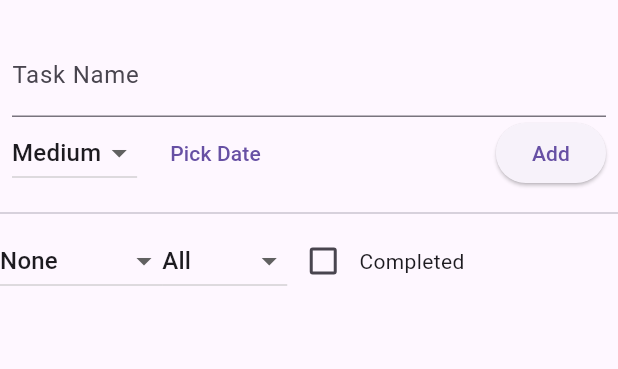
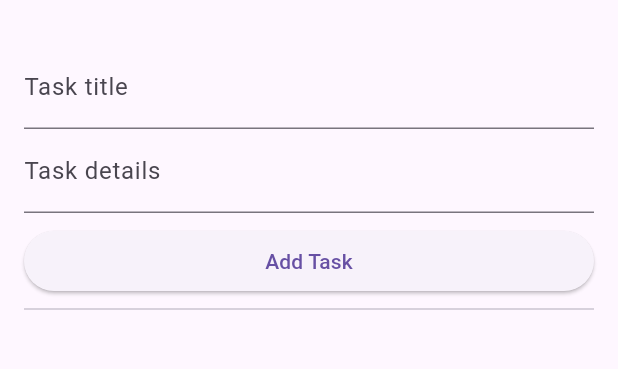
Before and after one commit to slowwwwpoke/cw_06, a Flutter app: the screen it shows after launch, on a phone screen of 412 x 824 dp, the part 63-432 px from its top. Run offline on Flutter 3.47's test engine with Material 3 defaults, Android fonts, the phone set to English and light mode, and no system bars; our stand-ins replace cloud_firestore, firebase_auth, firebase_core; accounts and stored records are empty.

Commit message:
Added subtasks and ability to delete tasks/subtasks

```diff
--- a/lib/models/task_model.dart
+++ b/lib/models/task_model.dart
@@ -1,38 +1,32 @@
 class Task {
-  String id;
-  String name;
-  bool isCompleted;
-  String priority;
-  DateTime? dueDate;
-  List<String> subtasks;
+  String? id;
+  String title;
+  bool isDone;
+  String details;
+  List<Task> subtasks;
 
   Task({
-    required this.id,
-    required this.name,
-    this.isCompleted = false,
-    this.priority = 'Medium',
-    this.dueDate,
+    this.id,
+    required this.title,
+    this.isDone = false,
+    this.details = '',
     this.subtasks = const [],
   });
 
   Map<String, dynamic> toMap() {
     return {
-      'name': name,
-      'isCompleted': isCompleted,
-      'priority': priority,
-      'dueDate': dueDate?.toIso8601String(),
-      'subtasks': subtasks,
+      'title': title,
+      'isDone': isDone,
+      'details': details,
     };
   }
 
   factory Task.fromMap(String id, Map<String, dynamic> map) {
     return Task(
       id: id,
-      name: map['name'],
-      isCompleted: map['isCompleted'] ?? false,
-      priority: map['priority'] ?? 'Medium',
-      dueDate: map['dueDate'] != null ? DateTime.parse(map['dueDate']) : null,
-      subtasks: List<String>.from(map['subtasks'] ?? []),
+      title: map['title'] ?? '',
+      isDone: map['isDone'] ?? false,
+      details: map['details'] ?? '',
     );
   }
 }
--- a/lib/screens/task_list_screen.dart
+++ b/lib/screens/task_list_screen.dart
@@ -1,141 +1,148 @@
 import 'package:flutter/material.dart';
-import 'package:intl/intl.dart';
 import '../models/task_model.dart';
 import '../services/firebase_service.dart';
 import '../widgets/task_tile.dart';
 
 class TaskListScreen extends StatefulWidget {
   @override
-  State<TaskListScreen> createState() => _TaskListScreenState();
+  _TaskListScreenState createState() => _TaskListScreenState();
 }
 
 class _TaskListScreenState extends State<TaskListScreen> {
   final FirebaseService _firebaseService = FirebaseService();
+
+  final String _userId = 'test_user'; // Replace with actual user auth later
+  List<Task> _tasks = [];
+
   final TextEditingController _taskController = TextEditingController();
+  final TextEditingController _detailsController = TextEditingController();
 
-  String _priority = 'Medium';
-  DateTime? _dueDate;
-
-  String _sortOption = 'None';
-  String _filterPriority = 'All';
-  bool _showCompleted = false;
-
-  List<Task> _applyFilters(List<Task> tasks) {
-    var list = tasks;
-
-    if (_filterPriority != 'All') {
-      list = list.where((t) => t.priority == _filterPriority).toList();
-    }
-    if (_showCompleted) {
-      list = list.where((t) => t.isCompleted).toList();
+  @override
+  void initState() {
+    super.initState();
+    _loadTasks();
   }
 
-    if (_sortOption == 'Priority') {
-      list.sort((a, b) => _priorityToInt(a.priority).compareTo(_priorityToInt(b.priority)));
-    } else if (_sortOption == 'Due Date') {
-      list.sort((a, b) => (a.dueDate ?? DateTime(2100)).compareTo(b.dueDate ?? DateTime(2100)));
-    } else if (_sortOption == 'Completion') {
-      list.sort((a, b) => (a.isCompleted ? 1 : 0).compareTo(b.isCompleted ? 1 : 0));
+  Future<void> _loadTasks() async {
+    final tasks = await _firebaseService.fetchTasks(_userId);
+    setState(() {
+      _tasks = tasks;
+    });
   }
 
-    return list;
+  Future<void> _addTask() async {
+    if (_taskController.text.isEmpty) return;
+    final newTask = Task(
+      title: _taskController.text,
+      details: _detailsController.text,
+    );
+    await _firebaseService.addTask(_userId, newTask);
+    _taskController.clear();
+    _detailsController.clear();
+    _loadTasks();
   }
 
-  int _priorityToInt(String p) {
-    switch (p) {
-      case 'High': return 0;
-      case 'Medium': return 1;
-      case 'Low': return 2;
-      default: return 3;
-    }
-  }
+  Future<void> _addSubtask(Task parentTask) async {
+    final TextEditingController subtaskController = TextEditingController();
+    final TextEditingController subDetailsController = TextEditingController();
 
-  void _addTask() {
-    if (_taskController.text.trim().isEmpty) return;
-
-    final newTask = Task(
-      id: '',
-      name: _taskController.text.trim(),
-      isCompleted: false,
-      priority: _priority,
-      dueDate: _dueDate,
-      subtasks: [],
+    await showDialog(
+      context: context,
+      builder: (_) => AlertDialog(
+        title: Text('Add Subtask'),
+        content: Column(
+          mainAxisSize: MainAxisSize.min,
+          children: [
+            TextField(
+              controller: subtaskController,
+              decoration: InputDecoration(labelText: 'Subtask title'),
+            ),
+            TextField(
+              controller: subDetailsController,
+              decoration: InputDecoration(labelText: 'Subtask details'),
+            ),
+          ],
+        ),
+        actions: [
+          TextButton(
+            child: Text('Cancel'),
+            onPressed: Navigator.of(context).pop,
+          ),
+          ElevatedButton(
+            child: Text('Add'),
+            onPressed: () async {
+              final subtask = Task(
+                title: subtaskController.text,
+                details: subDetailsController.text,
               );
-    _firebaseService.addTask(newTask);
-    _taskController.clear();
-    _dueDate = null;
-    _priority = 'Medium';
-    setState(() {});
+              await _firebaseService.addSubtask(_userId, parentTask.id!, subtask);
+              Navigator.of(context).pop();
+              _loadTasks();
+            },
+          ),
+        ],
+      ),
+    );
   }
 
   @override
   Widget build(BuildContext context) {
     return Scaffold(
       appBar: AppBar(title: Text('Task Manager')),
-      body: Column(
+      body: ListView(
+        padding: EdgeInsets.all(16),
         children: [
-          Padding(
-            padding: EdgeInsets.all(8),
-            child: Column(
-              children: [
-                TextField(controller: _taskController, decoration: InputDecoration(labelText: 'Task Name')),
-                Row(
-                  children: [
-                    DropdownButton<String>(
-                      value: _priority,
-                      onChanged: (val) => setState(() => _priority = val!),
-                      items: ['High', 'Medium', 'Low'].map((p) => DropdownMenuItem(value: p, child: Text(p))).toList(),
+          TextField(
+            controller: _taskController,
+            decoration: InputDecoration(labelText: 'Task title'),
           ),
-                    SizedBox(width: 10),
-                    TextButton(
-                      onPressed: () async {
-                        final date = await showDatePicker(
-                          context: context,
-                          initialDate: DateTime.now(),
-                          firstDate: DateTime(2020),
-                          lastDate: DateTime(2100),
-                        );
-                        if (date != null) setState(() => _dueDate = date);
-                      },
-                      child: Text(_dueDate == null ? 'Pick Date' : DateFormat.yMd().format(_dueDate!)),
+          TextField(
+            controller: _detailsController,
+            decoration: InputDecoration(labelText: 'Task details'),
           ),
-                    Spacer(),
-                    ElevatedButton(onPressed: _addTask, child: Text('Add')),
-                  ],
-                ),
-              ],
-            ),
+          SizedBox(height: 8),
+          ElevatedButton(
+            onPressed: _addTask,
+            child: Text('Add Task'),
           ),
           Divider(),
-          Row(
+          ..._tasks.map((task) {
+            return Column(
+              crossAxisAlignment: CrossAxisAlignment.start,
               children: [
-              DropdownButton<String>(
-                value: _sortOption,
-                onChanged: (val) => setState(() => _sortOption = val!),
-                items: ['None', 'Priority', 'Due Date', 'Completion'].map((s) => DropdownMenuItem(value: s, child: Text(s))).toList(),
+                TaskTile(
+                  task: task,
+                  onChanged: (val) async {
+                    task.isDone = val!;
+                    await _firebaseService.updateTask(_userId, task);
+                    _loadTasks();
+                  },
+                  onDelete: () async {
+                    await _firebaseService.deleteTask(_userId, task.id!);
+                    _loadTasks();
+                  },
+                  onAddSubtask: () => _addSubtask(task),
                 ),
-              DropdownButton<String>(
-                value: _filterPriority,
-                onChanged: (val) => setState(() => _filterPriority = val!),
-                items: ['All', 'High', 'Medium', 'Low'].map((f) => DropdownMenuItem(value: f, child: Text(f))).toList(),
-              ),
-              Checkbox(value: _showCompleted, onChanged: (val) => setState(() => _showCompleted = val!)),
-              Text("Completed"),
-            ],
-          ),
-          Expanded(
-            child: StreamBuilder<List<Task>>(
-              stream: _firebaseService.getTasks(),
-              builder: (context, snapshot) {
-                if (!snapshot.hasData) return Center(child: CircularProgressIndicator());
-                final tasks = _applyFilters(snapshot.data!);
-                return ListView.builder(
-                  itemCount: tasks.length,
-                  itemBuilder: (context, i) => TaskTile(task: tasks[i], firebaseService: _firebaseService),
-                );
+                ...task.subtasks.map((subtask) => Padding(
+                      padding: EdgeInsets.only(left: 32),
+                      child: TaskTile(
+                        task: subtask,
+                        isSubtask: true,
+                        onChanged: (val) async {
+                          subtask.isDone = val!;
+                          await _firebaseService.updateSubtask(_userId, task.id!, subtask);
+                          _loadTasks();
+                        },
+                        onDelete: () async {
+                          await _firebaseService.deleteSubtask(_userId, task.id!, subtask.id!);
+                          _loadTasks();
                         },
                       ),
-          ),
+                    )),
+                Divider(),
+              ],
+            );
+          }),
         ],
       ),
     );
--- a/lib/services/firebase_service.dart
+++ b/lib/services/firebase_service.dart
@@ -2,23 +2,75 @@ import 'package:cloud_firestore/cloud_firestore.dart';
 import '../models/task_model.dart';
 
 class FirebaseService {
-  final CollectionReference _tasks = FirebaseFirestore.instance.collection('tasks');
+  final FirebaseFirestore _firestore = FirebaseFirestore.instance;
 
-  Stream<List<Task>> getTasks() {
-    return _tasks.snapshots().map((snapshot) => snapshot.docs
-      .map((doc) => Task.fromMap(doc.id, doc.data() as Map<String, dynamic>))
-      .toList());
+  CollectionReference getUserTasksCollection(String userId) {
+    return _firestore.collection('users').doc(userId).collection('tasks');
   }
 
-  Future<void> addTask(Task task) {
-    return _tasks.add(task.toMap());
+  Future<List<Task>> fetchTasks(String userId) async {
+    final snapshot = await getUserTasksCollection(userId).get();
+    return Future.wait(snapshot.docs.map((doc) async {
+      Task task = Task.fromMap(doc.id, doc.data() as Map<String, dynamic>);
+      task.subtasks = await fetchSubtasks(userId, doc.id);
+      return task;
+    }));
   }
 
-  Future<void> updateTask(Task task) {
-    return _tasks.doc(task.id).update(task.toMap());
+  Future<List<Task>> fetchSubtasks(String userId, String taskId) async {
+    final subSnapshot = await getUserTasksCollection(userId)
+        .doc(taskId)
+        .collection('subtasks')
+        .get();
+
+    return subSnapshot.docs
+        .map((doc) => Task.fromMap(doc.id, doc.data() as Map<String, dynamic>))
+        .toList();
   }
 
-  Future<void> deleteTask(String id) {
-    return _tasks.doc(id).delete();
+  Future<void> addTask(String userId, Task task) async {
+    await getUserTasksCollection(userId).add(task.toMap());
+  }
+
+  Future<void> updateTask(String userId, Task task) async {
+    await getUserTasksCollection(userId).doc(task.id).update(task.toMap());
+  }
+
+  Future<void> deleteTask(String userId, String taskId) async {
+    await getUserTasksCollection(userId).doc(taskId).delete();
+  }
+
+  Future<void> addSubtask(String userId, String taskId, Task subtask) async {
+    await getUserTasksCollection(userId)
+        .doc(taskId)
+        .collection('subtasks')
+        .add(subtask.toMap());
+  }
+
+  Future<void> updateSubtask(
+      String userId, String parentTaskId, Task subtask) async {
+    await getUserTasksCollection(userId)
+        .doc(parentTaskId)
+        .collection('subtasks')
+        .doc(subtask.id)
+        .update(subtask.toMap());
+  }
+
+  Future<void> deleteSubtask(
+      String userId, String parentTaskId, String subtaskId) async {
+    await getUserTasksCollection(userId)
+        .doc(parentTaskId)
+        .collection('subtasks')
+        .doc(subtaskId)
+        .delete();
+  }
+
+  Future<void> updateSubtaskCompletion(
+      String userId, String parentTaskId, String subtaskId, bool isDone) async {
+    await getUserTasksCollection(userId)
+        .doc(parentTaskId)
+        .collection('subtasks')
+        .doc(subtaskId)
+        .update({'isDone': isDone});
   }
 }
```
Also changed, not shown: lib/widgets/task_tile.dart (+29 -30 lines). Lines whose indentation alone changed are shown as unchanged.
